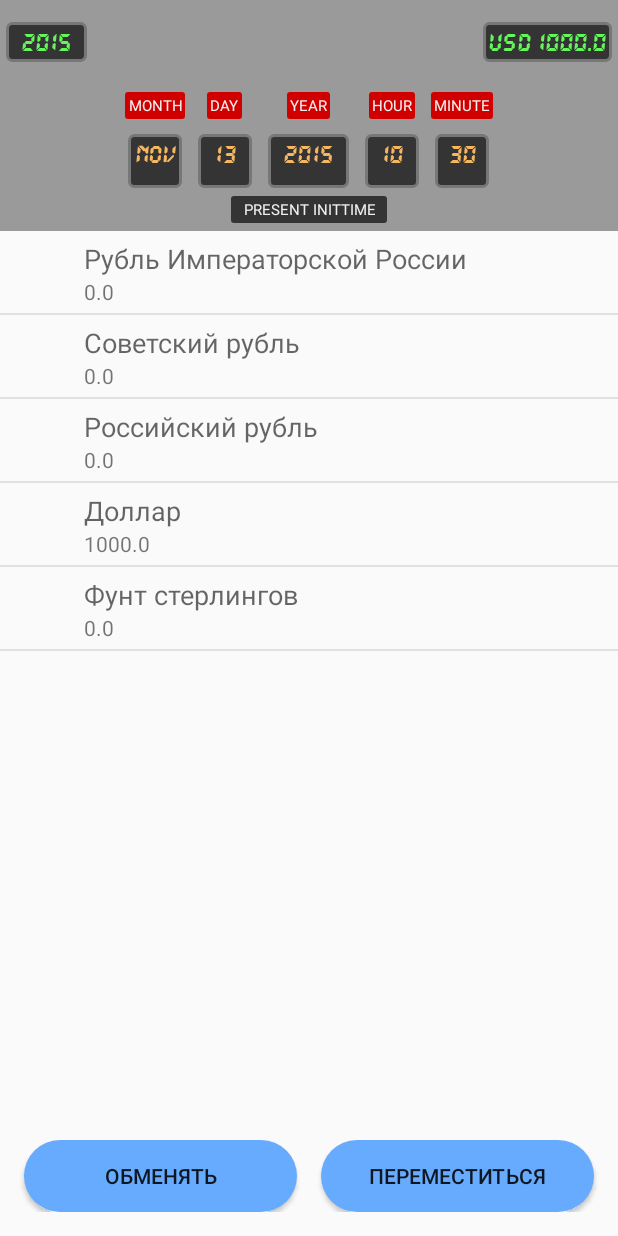
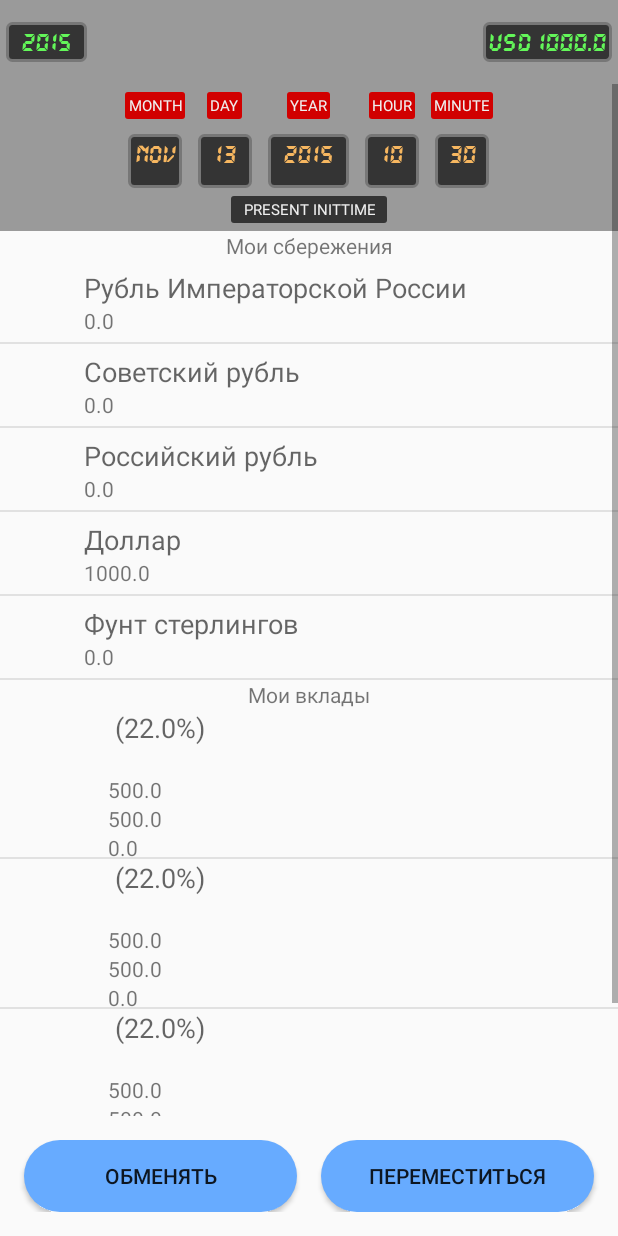
Before and after one commit to BttfCurrencyExchangeTeam/BttfCurrencyExchange, an Android app: the MainActivity screen opened directly, with no data from a screen before it, on a phone screen of 412 x 824 dp. Run offline under Robolectric (Android 15) with nearby library versions, the phone set to English and light mode, and no system bars.

Commit message:
Вклады заработали

```diff
--- /dev/null
+++ b/app/src/main/java/com/tixon/backtothefutureexchange/AddDepositFragment.java
@@ -0,0 +1,41 @@
+package com.tixon.backtothefutureexchange;
+
+import android.os.Bundle;
+import android.support.annotation.Nullable;
+import android.support.v4.app.Fragment;
+import android.view.LayoutInflater;
+import android.view.View;
+import android.view.ViewGroup;
+import android.widget.Button;
+import android.widget.EditText;
+
+public class AddDepositFragment extends Fragment {
+
+    EditText etName;
+    Button bAdd;
+
+    private static Bank bank;
+    private static long currentTime;
+
+    public static AddDepositFragment newInstance(Bank mBank, long mCurrentTime) {
+        bank = mBank;
+        currentTime = mCurrentTime;
+        return new AddDepositFragment();
+    }
+
+    @Nullable
+    @Override
+    public View onCreateView(LayoutInflater inflater, ViewGroup container, Bundle savedInstanceState) {
+        View v = inflater.inflate(R.layout.add_deposit_fragment, container, false);
+        etName = (EditText) v.findViewById(R.id.add_deposit_fragment_et_name);
+        bAdd = (Button) v.findViewById(R.id.add_deposit_fragment_button);
+        bAdd.setOnClickListener(new View.OnClickListener() {
+            @Override
+            public void onClick(View v) {
+                bank.addDeposit(new Deposit(etName.getText().toString(), currentTime, 500, 22));
+                getActivity().getSupportFragmentManager().popBackStack();
+            }
+        });
+        return v;
+    }
+}
--- a/app/src/main/java/com/tixon/backtothefutureexchange/Bank.java
+++ b/app/src/main/java/com/tixon/backtothefutureexchange/Bank.java
@@ -249,4 +249,8 @@ public class Bank {
     public Deposit getDeposit(int position) {
         return deposits.get(position);
     }
+
+    public ArrayList<Deposit> getDeposits() {
+        return deposits;
+    }
 }
--- a/app/src/main/java/com/tixon/backtothefutureexchange/Deposit.java
+++ b/app/src/main/java/com/tixon/backtothefutureexchange/Deposit.java
@@ -44,7 +44,7 @@ public class Deposit {
             newValue = initValue;
 
             for(int i = 0; i < yearDifference; i++) {
-                newValue += newValue * interest;
+                newValue += newValue * (interest / 100d);
             }
         } else {
             newValue = Constants.CODE_DEPOSIT_NO_EXISTS;
--- a/app/src/main/java/com/tixon/backtothefutureexchange/DepositRecyclerAdapter.java
+++ b/app/src/main/java/com/tixon/backtothefutureexchange/DepositRecyclerAdapter.java
@@ -16,6 +16,12 @@ public class DepositRecyclerAdapter extends RecyclerView.Adapter<DepositRecycler
 
     private static final int DEPOSIT_TYPE = 0;
     private static final int ADD_TYPE = 1;
+
+    private OnAddDeposit onAddDeposit;
+
+    public void setOnAddDepositListener(OnAddDeposit listener) {
+        this.onAddDeposit = listener;
+    }
 
     public DepositRecyclerAdapter(ArrayList<Deposit> deposits, long currentTime) {
         this.deposits = deposits;
@@ -64,7 +70,8 @@ public class DepositRecyclerAdapter extends RecyclerView.Adapter<DepositRecycler
         return DEPOSIT_TYPE;
     }
 
-    public static class DepositViewHolder extends RecyclerView.ViewHolder {
+    public class DepositViewHolder extends RecyclerView.ViewHolder
+    implements View.OnClickListener {
         protected int viewType;
         TextView tvName, tvInitTime, tvInitValue, tvCurrentValue, tvIncome;
         ImageView imageView;
@@ -72,6 +79,7 @@ public class DepositRecyclerAdapter extends RecyclerView.Adapter<DepositRecycler
         public DepositViewHolder(View itemView, int viewType) {
             super(itemView);
             this.viewType = viewType;
+            itemView.setOnClickListener(this);
 
             tvName = (TextView) itemView.findViewById(R.id.deposit_name);
             tvInitTime = (TextView) itemView.findViewById(R.id.deposit_init_time);
@@ -80,5 +88,15 @@ public class DepositRecyclerAdapter extends RecyclerView.Adapter<DepositRecycler
             tvIncome = (TextView) itemView.findViewById(R.id.deposit_income);
             imageView = (ImageView) itemView.findViewById(R.id.deposit_image);
         }
+
+        @Override
+        public void onClick(View v) {
+            if(viewType == DEPOSIT_TYPE) {
+                //напр. снять со счёта
+            } if(viewType == ADD_TYPE) {
+                //добавить вклад (обращение к вызову фрагмента)
+                onAddDeposit.onDepositClick();
+            }
+        }
     }
 }
--- a/app/src/main/java/com/tixon/backtothefutureexchange/FragmentChange.java
+++ b/app/src/main/java/com/tixon/backtothefutureexchange/FragmentChange.java
@@ -113,6 +113,7 @@ public class FragmentChange extends Fragment implements OnItemCheckedListener {
     /**
      * вызывается при изменении валюты
      * @see ChangeRecyclerAdapter
+     * @see OnItemCheckedListener
      */
     @Override
     public void onChange(int currencyTo) {
--- a/app/src/main/java/com/tixon/backtothefutureexchange/MainActivity.java
+++ b/app/src/main/java/com/tixon/backtothefutureexchange/MainActivity.java
@@ -22,7 +22,7 @@ import java.util.Calendar;
 public class MainActivity extends AppCompatActivity implements
         View.OnClickListener,
         OnMoneyChangedListener,
-        OnItemCheckedListener {
+        OnItemCheckedListener, OnAddDeposit {
 
     TextView tvCurrentYear, tvMoney;
     Button bTravel, bExchange;
@@ -30,11 +30,13 @@ public class MainActivity extends AppCompatActivity implements
     RelativeLayout purseHeader;
     ControlPanelItem mainPresentTimePanel; //панель времени, показывает, когда мы в данный момент
 
-    RecyclerView purseRecyclerView;
-    LinearLayoutManager layoutManager;
+    RecyclerView purseRecyclerView, depositsRecyclerView;
+    LinearLayoutManager purseLayoutManager, depositsLayoutManager;
     PurseItemsRecyclerAdapter purseAdapter;
+    DepositRecyclerAdapter depositsAdapter;
 
     private FragmentChange fragmentChange;
+    private AddDepositFragment addDepositFragment;
 
     private Calendar calendar, calendarPresent, calendarLast;
 
@@ -76,6 +78,7 @@ public class MainActivity extends AppCompatActivity implements
                 calendarPresent.get(Calendar.YEAR))));
 
         fragmentChange = FragmentChange.newInstance(bank, purse, calendarPresent);
+        addDepositFragment = AddDepositFragment.newInstance(bank, calendarPresent.getTimeInMillis());
     }
 
     public void setOnAddPlutoniumListener(OnAddPlutoniumListener onAddPlutoniumListener) {
@@ -95,13 +98,24 @@ public class MainActivity extends AppCompatActivity implements
         //purseView.updateMoney(purse);
 
         purseRecyclerView = (RecyclerView) findViewById(R.id.purse_recycler_view);
-        layoutManager = new LinearLayoutManager(this);
+        purseLayoutManager = new LinearLayoutManager(this);
         purseAdapter = new PurseItemsRecyclerAdapter(this, purse.getPurse());
-        purseRecyclerView.setLayoutManager(layoutManager);
+        purseRecyclerView.setLayoutManager(purseLayoutManager);
         purseRecyclerView.setAdapter(purseAdapter);
         int recyclerViewHeight = getResources().getDimensionPixelSize(R.dimen.purse_item_height) * purse.getPurse().length;
         purseRecyclerView.getLayoutParams().height = recyclerViewHeight;
         purseRecyclerView.setHasFixedSize(true);
+
+        depositsRecyclerView = (RecyclerView) findViewById(R.id.deposits_recycler_view);
+        depositsLayoutManager = new LinearLayoutManager(this);
+        depositsAdapter = new DepositRecyclerAdapter(bank.getDeposits(), calendarPresent.getTimeInMillis());
+        depositsRecyclerView.setLayoutManager(depositsLayoutManager);
+        depositsRecyclerView.setAdapter(depositsAdapter);
+        depositsRecyclerView.getLayoutParams().height = getResources()
+                .getDimensionPixelSize(R.dimen.deposit_item_height) * bank.getDeposits().size()
+                + getResources().getDimensionPixelSize(R.dimen.deposit_add_item_height);
+        depositsRecyclerView.setHasFixedSize(true);
+        depositsAdapter.setOnAddDepositListener(this);
 
         bTravel = (Button) findViewById(R.id.main_activity_button_travel);
         bExchange = (Button) findViewById(R.id.main_activity_button_exchange);
@@ -187,6 +201,15 @@ public class MainActivity extends AppCompatActivity implements
     public void onChange(int currencyTo) {
 
     }
+
+    @Override
+    public void onDepositClick() {
+        getSupportFragmentManager().beginTransaction()
+                .replace(R.id.main_container, addDepositFragment)
+                .setTransition(android.support.v4.app.FragmentTransaction.TRANSIT_FRAGMENT_OPEN)
+                .addToBackStack("ADD_DEPOSIT_FRAGMENT")
+                .commit();
+    }
     //вычесть из баланса долларовый эквивалент цены за количество плутония
     //cash -= count * bank.change(Bank.CURRENCY_DOLLARS, bank.getCurrency(), 10000);
 }
--- /dev/null
+++ b/app/src/main/java/com/tixon/backtothefutureexchange/OnAddDeposit.java
@@ -0,0 +1,5 @@
+package com.tixon.backtothefutureexchange;
+
+public interface OnAddDeposit {
+    void onDepositClick();
+}
--- a/app/src/main/res/layout/activity_main.xml
+++ b/app/src/main/res/layout/activity_main.xml
@@ -65,7 +65,21 @@
 
                 <!--include layout="@layout/purse_header_layout"/-->
 
-                <include layout="@layout/purse_items_layout"/>
+                <TextView
+                    android:text="Мои сбережения"
+                    android:gravity="center_horizontal"
+                    android:layout_width="match_parent"
+                    android:layout_height="wrap_content" />
+
+                <include layout="@layout/purse_items_layout" />
+
+                <TextView
+                    android:text="Мои вклады"
+                    android:gravity="center_horizontal"
+                    android:layout_width="match_parent"
+                    android:layout_height="wrap_content" />
+
+                <include layout="@layout/deposit_items_layout" />
 
             </LinearLayout>
 
--- a/app/src/main/res/layout/deposit_add_item_layout.xml
+++ b/app/src/main/res/layout/deposit_add_item_layout.xml
@@ -1,13 +1,13 @@
 <?xml version="1.0" encoding="utf-8"?>
 <RelativeLayout xmlns:android="http://schemas.android.com/apk/res/android"
     android:layout_width="match_parent"
-    android:layout_height="@dimen/purse_item_height">
+    android:layout_height="@dimen/deposit_add_item_height">
 
     <ImageView
         android:id="@+id/deposit_add_item_image"
         android:src="@android:drawable/ic_input_add"
-        android:layout_width="@dimen/purse_item_height"
-        android:layout_height="@dimen/purse_item_height" />
+        android:layout_width="@dimen/deposit_add_item_height"
+        android:layout_height="@dimen/deposit_add_item_height" />
 
     <TextView
         android:text="@string/deposit_add_text"
--- /dev/null
+++ b/app/src/main/res/layout/deposit_items_layout.xml
@@ -0,0 +1,5 @@
+<?xml version="1.0" encoding="utf-8"?>
+<android.support.v7.widget.RecyclerView xmlns:android="http://schemas.android.com/apk/res/android"
+    android:id="@+id/deposits_recycler_view"
+    android:layout_width="match_parent"
+    android:layout_height="wrap_content"/>
--- a/app/src/main/res/layout/deposits_item_layout.xml
+++ b/app/src/main/res/layout/deposits_item_layout.xml
@@ -3,7 +3,7 @@
     xmlns:android="http://schemas.android.com/apk/res/android"
     xmlns:tools="http://schemas.android.com/tools"
     android:layout_width="match_parent"
-    android:layout_height="wrap_content">
+    android:layout_height="@dimen/deposit_item_height">
     <ImageView
         android:id="@+id/deposit_image"
         android:layout_centerVertical="true"
--- a/app/src/main/res/values/dimens.xml
+++ b/app/src/main/res/values/dimens.xml
@@ -19,4 +19,7 @@
     <dimen name="currencies_recycler_item_height">72dp</dimen>
     <dimen name="purse_header_height">72dp</dimen>
     <dimen name="purse_item_height">56dp</dimen>
+
+    <dimen name="deposit_item_height">100dp</dimen>
+    <dimen name="deposit_add_item_height">56dp</dimen>
 </resources>
```
Also changed, not shown: app/src/main/res/layout/add_deposit_fragment.xml (added, +53 -0 lines).
